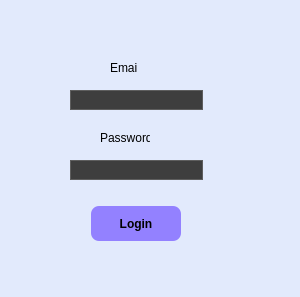
Above: ui/login_window.ui from pornessianparapio/act_app before the change. Below: the same form after it.
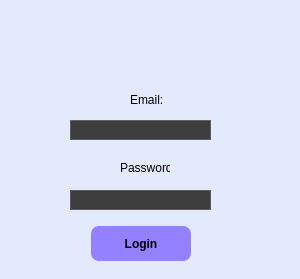
That is the form after the change. Icons and pictures are not drawn.

Commit message: changes in login_window.ui,api.py,login_window.py,main_window.py,remove QWidget from styles.py

```diff
--- a/ui/login_window.ui
+++ b/ui/login_window.ui
@@ -7,7 +7,7 @@
     <x>0</x>
     <y>0</y>
     <width>300</width>
-    <height>297</height>
+    <height>279</height>
    </rect>
   </property>
   <property name="maximumSize">
@@ -26,24 +26,33 @@
    <property name="geometry">
     <rect>
      <x>110</x>
-     <y>60</y>
-     <width>28</width>
-     <height>16</height>
+     <y>20</y>
+     <width>61</width>
+     <height>51</height>
     </rect>
    </property>
    <property name="styleSheet">
     <string notr="true">background-color: #e2eafc;</string>
    </property>
    <property name="text">
-    <string>Email:</string>
+    <string/>
+   </property>
+   <property name="pixmap">
+    <pixmap>icons/login.png</pixmap>
+   </property>
+   <property name="scaledContents">
+    <bool>true</bool>
+   </property>
+   <property name="alignment">
+    <set>Qt::AlignCenter</set>
    </property>
   </widget>
   <widget class="QLineEdit" name="email_input">
    <property name="geometry">
     <rect>
      <x>70</x>
-     <y>90</y>
-     <width>133</width>
+     <y>120</y>
+     <width>141</width>
      <height>20</height>
     </rect>
    </property>
@@ -56,8 +65,8 @@
   <widget class="QLabel" name="password_label">
    <property name="geometry">
     <rect>
-     <x>100</x>
-     <y>130</y>
+     <x>120</x>
+     <y>160</y>
      <width>50</width>
      <height>16</height>
     </rect>
@@ -70,8 +79,8 @@
    <property name="geometry">
     <rect>
      <x>70</x>
-     <y>160</y>
-     <width>133</width>
+     <y>190</y>
+     <width>141</width>
      <height>20</height>
     </rect>
    </property>
@@ -84,12 +93,28 @@
     <enum>QLineEdit::Password</enum>
    </property>
   </widget>
+  <widget class="QLabel" name="email_label">
+   <property name="geometry">
+    <rect>
+     <x>130</x>
+     <y>90</y>
+     <width>41</width>
+     <height>20</height>
+    </rect>
+   </property>
+   <property name="styleSheet">
+    <string notr="true">background-color: #e2eafc;</string>
+   </property>
+   <property name="text">
+    <string>Email:</string>
+   </property>
+  </widget>
   <widget class="QPushButton" name="login_button">
    <property name="geometry">
     <rect>
      <x>90</x>
-     <y>200</y>
-     <width>91</width>
+     <y>220</y>
+     <width>101</width>
      <height>41</height>
     </rect>
    </property>
@@ -108,25 +133,6 @@
     <string>Login</string>
    </property>
   </widget>
-  <widget class="QLabel" name="label">
-   <property name="geometry">
-    <rect>
-     <x>100</x>
-     <y>0</y>
-     <width>51</width>
-     <height>51</height>
-    </rect>
-   </property>
-   <property name="text">
-    <string/>
-   </property>
-   <property name="pixmap">
-    <pixmap>icons/login.png</pixmap>
-   </property>
-   <property name="scaledContents">
-    <bool>true</bool>
-   </property>
-  </widget>
  </widget>
  <resources/>
  <connections/>
```
Left out of the diff: 16 changed lines with no effect on the pictures. The commit also changes 14 other files.
